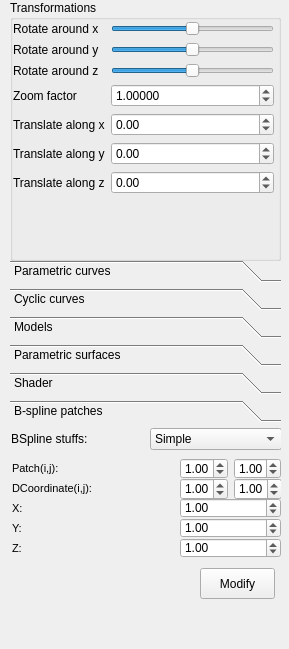
Qt form GUI/SideWidget.ui (SzaszSzilard/BBTE-Graphics) before a commit.
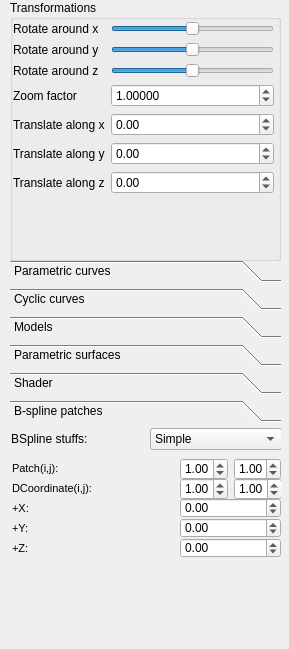
The same form after that commit.

```diff
--- a/GUI/SideWidget.ui
+++ b/GUI/SideWidget.ui
@@ -817,7 +817,7 @@
       </font>
      </property>
      <property name="text">
-      <string>X:</string>
+      <string>+X:</string>
      </property>
      <property name="buddy">
       <cstring>SpinBoxScale</cstring>
@@ -832,14 +832,17 @@
        <height>20</height>
       </rect>
      </property>
+     <property name="minimum">
+      <double>-2.000000000000000</double>
+     </property>
      <property name="maximum">
-      <double>4.000000000000000</double>
+      <double>2.000000000000000</double>
      </property>
      <property name="singleStep">
       <double>0.100000000000000</double>
      </property>
      <property name="value">
-      <double>1.000000000000000</double>
+      <double>0.000000000000000</double>
      </property>
     </widget>
     <widget class="QLabel" name="label_21">
@@ -857,7 +860,7 @@
       </font>
      </property>
      <property name="text">
-      <string>Y:</string>
+      <string>+Y:</string>
      </property>
      <property name="buddy">
       <cstring>SpinBoxScale</cstring>
@@ -872,14 +875,17 @@
        <height>20</height>
       </rect>
      </property>
+     <property name="minimum">
+      <double>-2.000000000000000</double>
+     </property>
      <property name="maximum">
-      <double>4.000000000000000</double>
+      <double>2.000000000000000</double>
      </property>
      <property name="singleStep">
       <double>0.100000000000000</double>
      </property>
      <property name="value">
-      <double>1.000000000000000</double>
+      <double>0.000000000000000</double>
      </property>
     </widget>
     <widget class="QLabel" name="label_22">
@@ -897,7 +903,7 @@
       </font>
      </property>
      <property name="text">
-      <string>Z:</string>
+      <string>+Z:</string>
      </property>
      <property name="buddy">
       <cstring>SpinBoxScale</cstring>
@@ -912,36 +918,23 @@
        <height>20</height>
       </rect>
      </property>
+     <property name="minimum">
+      <double>-2.000000000000000</double>
+     </property>
      <property name="maximum">
-      <double>4.000000000000000</double>
+      <double>2.000000000000000</double>
      </property>
      <property name="singleStep">
       <double>0.100000000000000</double>
      </property>
-     <property name="value">
-      <double>1.000000000000000</double>
-     </property>
     </widget>
-    <widget class="QPushButton" name="pushButton">
-     <property name="geometry">
-      <rect>
-       <x>190</x>
-       <y>140</y>
-       <width>75</width>
-       <height>31</height>
-      </rect>
-     </property>
-     <property name="text">
-      <string>Modify</string>
-     </property>
-    </widget>
-    <widget class="QWidget" name="">
+    <widget class="QWidget" name="layoutWidget">
      <property name="geometry">
       <rect>
        <x>170</x>
        <y>30</y>
        <width>101</width>
-       <height>21</height>
+       <height>22</height>
       </rect>
      </property>
      <layout class="QHBoxLayout" name="horizontalLayout_9">
@@ -973,7 +966,7 @@
       </item>
      </layout>
     </widget>
-    <widget class="QWidget" name="">
+    <widget class="QWidget" name="layoutWidget">
      <property name="geometry">
       <rect>
        <x>170</x>
```
Left out of the diff: 6 changed lines with no effect on the pictures.
